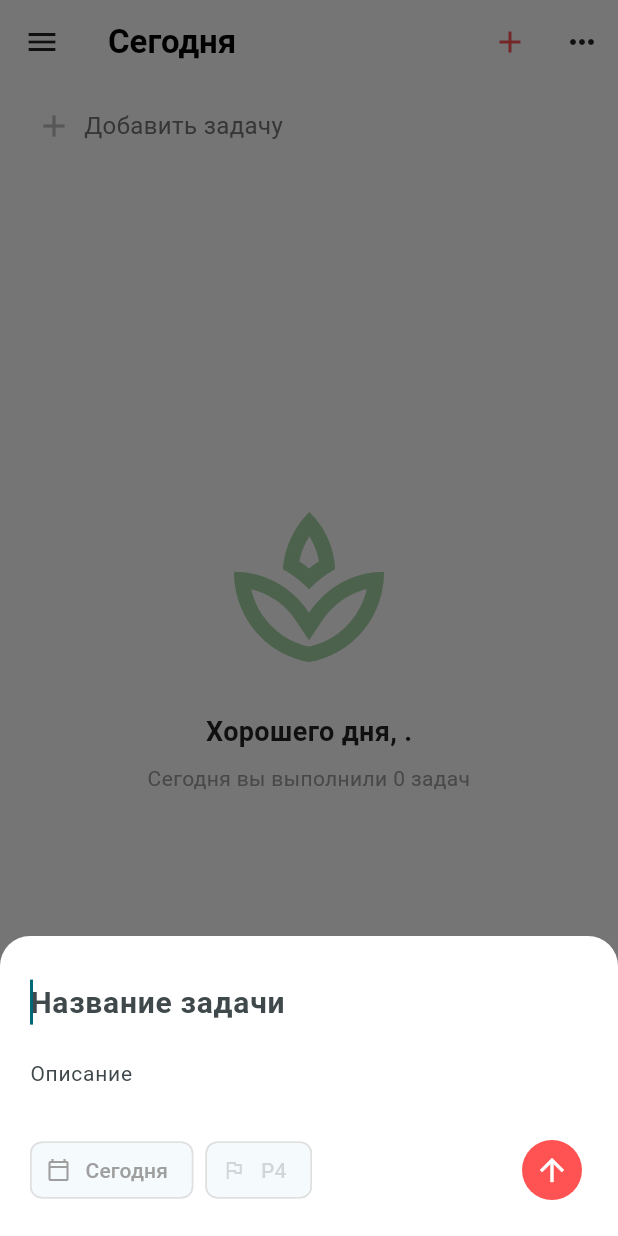
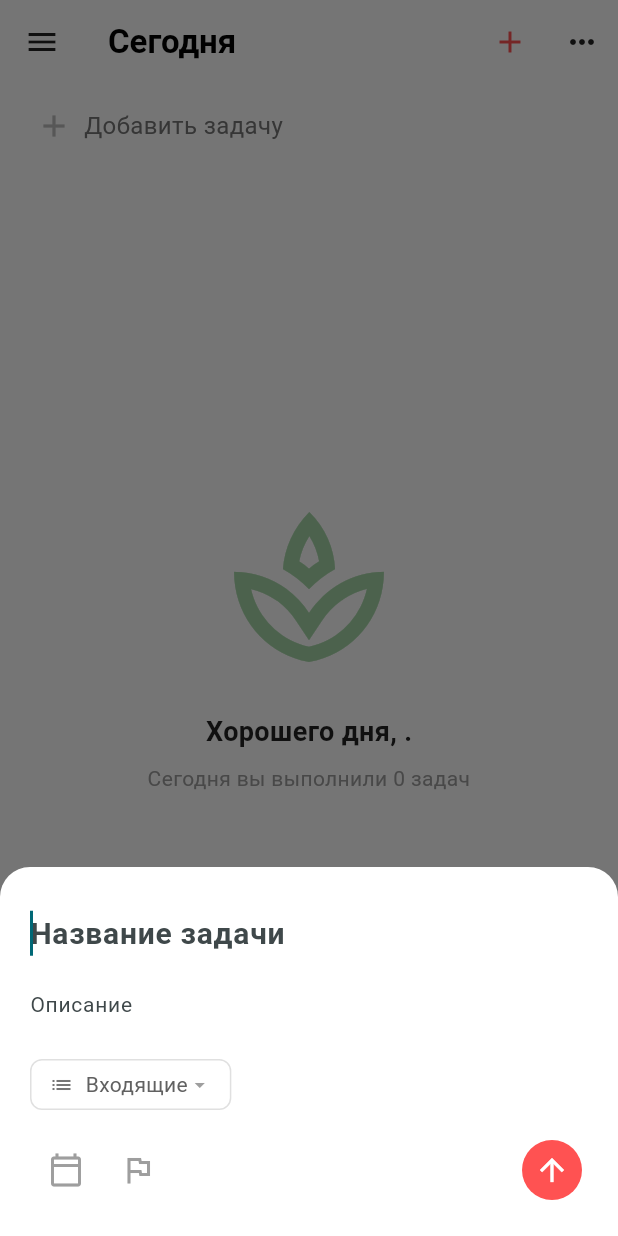
Before and after one commit to AlexFIDA/azurite, a Flutter app: the TodoScreen screen opened directly, in the side drawer, after a tap on "Добавить задачу", on a phone screen of 412 x 824 dp. Run offline on Flutter 3.47's test engine with Material 3 defaults, Android fonts, the phone set to English and light mode, and no system bars; our stand-ins replace cloud_firestore, firebase_auth, firebase_core, flutter_riverpod; accounts and stored records are empty.

Commit message:
add project selection

```diff
--- a/lib/features/todo/UI/widgets/add_task_bottom_sheet.dart
+++ b/lib/features/todo/UI/widgets/add_task_bottom_sheet.dart
@@ -15,13 +15,19 @@ class _AddTaskBottomSheetState extends ConsumerState<AddTaskBottomSheet> {
   final _descController = TextEditingController();
   final _focusNode = FocusNode();
 
-  // НОВЫЕ ПЕРЕМЕННЫЕ СОСТОЯНИЯ
-  DateTime? _selectedDate;
-  int _selectedPriority = 4; // По умолчанию приоритет обычный (4)
+  // Состояние выбранного проекта (по умолчанию 'inbox')
+  String _selectedProjectId = 'inbox';
 
   @override
   void initState() {
     super.initState();
+    // Небольшой лайфхак: если пользователь уже находится внутри какого-то проекта,
+    // логично сразу предложить ему этот проект для новой задачи.
+    final currentFilter = ref.read(selectedProjectFilterProvider);
+    if (currentFilter != 'today' && currentFilter != 'inbox') {
+      _selectedProjectId = currentFilter;
+    }
+
     Future.delayed(const Duration(milliseconds: 100), () {
       if (mounted) _focusNode.requestFocus();
     });
@@ -35,53 +41,16 @@ class _AddTaskBottomSheetState extends ConsumerState<AddTaskBottomSheet> {
     super.dispose();
   }
 
-  // НОВЫЙ МЕТОД: Выбор даты
-  Future<void> _selectDate(BuildContext context) async {
-    final picked = await showDatePicker(
-      context: context,
-      initialDate: _selectedDate ?? DateTime.now(),
-      firstDate: DateTime.now(),
-      lastDate: DateTime(2100),
-      builder: (context, child) {
-        return Theme(
-          data: Theme.of(context).copyWith(
-            colorScheme: const ColorScheme.light(
-              primary: Colors.redAccent, // Цвет в стиле Todoist
-              onPrimary: Colors.white,
-              onSurface: Colors.black,
-            ),
-          ),
-          child: child!,
-        );
-      },
-    );
-    if (picked != null) {
-      setState(() => _selectedDate = picked);
-    }
-  }
-
-  // Вспомогательный метод для определения цвета флажка
-  Color _getPriorityColor(int priority) {
-    switch (priority) {
-      case 1: return Colors.red;
-      case 2: return Colors.orange;
-      case 3: return Colors.blue;
-      default: return Colors.grey;
-    }
-  }
-
   void _submitTask() {
     final title = _titleController.text.trim();
     if (title.isEmpty) return;
 
-    // НОВОЕ: Передаем дату и приоритет в модель
     final newTask = TaskModel(
       id: '',
       title: title,
       description: _descController.text.trim(),
       createdAt: DateTime.now(),
-      dueDate: _selectedDate,
-      priority: _selectedPriority,
+      projectId: _selectedProjectId, // Используем выбранный ID
     );
 
     ref.read(todoRepositoryProvider).addTask(newTask);
@@ -90,6 +59,9 @@ class _AddTaskBottomSheetState extends ConsumerState<AddTaskBottomSheet> {
 
   @override
   Widget build(BuildContext context) {
+    // Получаем список проектов для выпадающего списка
+    final projectsAsync = ref.watch(projectsStreamProvider);
+
     return Padding(
       padding: EdgeInsets.only(
         left: 20,
@@ -118,56 +90,31 @@ class _AddTaskBottomSheetState extends ConsumerState<AddTaskBottomSheet> {
               border: InputBorder.none,
             ),
           ),
+          const SizedBox(height: 12),
+
+          // СЕЛЕКТОР ПРОЕКТА
+          projectsAsync.when(
+            data: (projects) => _buildProjectPicker(projects),
+            loading: () => const LinearProgressIndicator(),
+            error: (_, __) => const Text('Ошибка загрузки проектов'),
+          ),
+
           const SizedBox(height: 16),
           Row(
             mainAxisAlignment: MainAxisAlignment.spaceBetween,
             children: [
               Row(
                 children: [
-                  // КНОПКА ДАТЫ
-                  ActionChip(
-                    avatar: Icon(Icons.calendar_today_outlined, size: 16, color: _selectedDate != null ? Colors.green : Colors.grey),
-                    label: Text(
-                      _selectedDate != null
-                          // Форматируем дату вручную (дд.мм)
-                          ? '${_selectedDate!.day.toString().padLeft(2, '0')}.${_selectedDate!.month.toString().padLeft(2, '0')}'
-                          : 'Сегодня',
-                      style: TextStyle(color: _selectedDate != null ? Colors.green : Colors.grey),
-                    ),
-                    backgroundColor: Colors.transparent,
-                    side: BorderSide(color: Colors.grey.shade300),
-                    onPressed: () => _selectDate(context),
+                  IconButton(
+                    onPressed: () {},
+                    icon: const Icon(Icons.calendar_today_outlined, color: Colors.grey),
                   ),
-                  const SizedBox(width: 8),
-
-                  // КНОПКА ПРИОРИТЕТА (Вызов всплывающего меню)
-                  PopupMenuButton<int>(
-                    initialValue: _selectedPriority,
-                    onSelected: (value) => setState(() => _selectedPriority = value),
-                    itemBuilder: (context) => [
-                      const PopupMenuItem(value: 1, child: Row(children: [Icon(Icons.flag, color: Colors.red), SizedBox(width: 8), Text('Приоритет 1')])),
-                      const PopupMenuItem(value: 2, child: Row(children: [Icon(Icons.flag, color: Colors.orange), SizedBox(width: 8), Text('Приоритет 2')])),
-                      const PopupMenuItem(value: 3, child: Row(children: [Icon(Icons.flag, color: Colors.blue), SizedBox(width: 8), Text('Приоритет 3')])),
-                      const PopupMenuItem(value: 4, child: Row(children: [Icon(Icons.flag_outlined, color: Colors.grey), SizedBox(width: 8), Text('Приоритет 4')])),
-                    ],
-                    child: ActionChip(
-                      avatar: Icon(
-                        _selectedPriority == 4 ? Icons.flag_outlined : Icons.flag,
-                        size: 16,
-                        color: _getPriorityColor(_selectedPriority)
-                      ),
-                      label: Text(
-                        'P$_selectedPriority',
-                        style: TextStyle(color: _getPriorityColor(_selectedPriority)),
-                      ),
-                      backgroundColor: Colors.transparent,
-                      side: BorderSide(color: Colors.grey.shade300),
-                      onPressed: null, // Нажатие обрабатывает PopupMenuButton
-                    ),
+                  IconButton(
+                    onPressed: () {},
+                    icon: const Icon(Icons.flag_outlined, color: Colors.grey),
                   ),
                 ],
               ),
-              // КНОПКА ОТПРАВКИ
               IconButton.filled(
                 onPressed: _submitTask,
                 style: IconButton.styleFrom(backgroundColor: Colors.redAccent),
@@ -179,4 +126,42 @@ class _AddTaskBottomSheetState extends ConsumerState<AddTaskBottomSheet> {
       ),
     );
   }
+
+  // Виджет выбора проекта (PopupMenuButton — это лаконично и удобно)
+  Widget _buildProjectPicker(List projects) {
+    // Находим имя текущего выбранного проекта для отображения на кнопке
+    String currentProjectName = 'Входящие';
+    if (_selectedProjectId != 'inbox') {
+      try {
+        currentProjectName = projects.firstWhere((p) => p.id == _selectedProjectId).name;
+      } catch (_) {}
+    }
+
+    return PopupMenuButton<String>(
+      onSelected: (id) => setState(() => _selectedProjectId = id),
+      itemBuilder: (context) => [
+        const PopupMenuItem(value: 'inbox', child: Text('📥 Входящие')),
+        ...projects.map((p) => PopupMenuItem(
+          value: p.id,
+          child: Text('# ${p.name}'),
+        )),
+      ],
+      child: Container(
+        padding: const EdgeInsets.symmetric(horizontal: 12, vertical: 6),
+        decoration: BoxDecoration(
+          border: Border.all(color: Colors.grey.shade300),
+          borderRadius: BorderRadius.circular(8),
+        ),
+        child: Row(
+          mainAxisSize: MainAxisSize.min,
+          children: [
+            Icon(Icons.list, size: 16, color: Colors.grey.shade600),
+            const SizedBox(width: 8),
+            Text(currentProjectName, style: TextStyle(color: Colors.grey.shade700)),
+            const Icon(Icons.arrow_drop_down, size: 16, color: Colors.grey),
+          ],
+        ),
+      ),
+    );
+  }
 }
--- a/lib/features/todo/UI/widgets/todo_drawer.dart
+++ b/lib/features/todo/UI/widgets/todo_drawer.dart
@@ -1,97 +1,164 @@
 import 'package:flutter/material.dart';
 import 'package:flutter_riverpod/flutter_riverpod.dart';
 import '../../../../core/auth/authorization.dart';
+import '../../data/todo_repository.dart';
 
 class TodoDrawer extends ConsumerWidget {
   final VoidCallback onAddTask;
+
   const TodoDrawer({super.key, required this.onAddTask});
+
+  // Метод для вызова окна создания проекта
+  void _showAddProjectDialog(BuildContext context, WidgetRef ref) {
+    final nameController = TextEditingController();
+
+    showDialog(
+      context: context,
+      builder: (context) => AlertDialog(
+        title: const Text('Новый проект'),
+        content: TextField(
+          controller: nameController,
+          autofocus: true,
+          decoration: const InputDecoration(hintText: 'Название проекта'),
+        ),
+        actions: [
+          TextButton(
+            onPressed: () => Navigator.pop(context),
+            child: const Text('Отмена'),
+          ),
+          ElevatedButton(
+            onPressed: () {
+              final text = nameController.text.trim();
+              if (text.isNotEmpty) {
+                // Создаем проект (пока используем серый цвет по умолчанию)
+                ref.read(todoRepositoryProvider).addProject(text, 0xFF9E9E9E);
+                Navigator.pop(context);
+              }
+            },
+            child: const Text('Добавить'),
+          ),
+        ],
+      ),
+    );
+  }
 
   @override
   Widget build(BuildContext context, WidgetRef ref) {
-    // Получаем текущего пользователя из провайдера авторизации.
-    // .value дает нам данные напрямую (без обработки состояний loading/error),
-    // так как мы точно знаем, что пользователь авторизован, если он видит этот экран.
     final user = ref.watch(authStateProvider).value;
-    // Безопасно извлекаем имя. Если его нет — пишем дефолтное.
     final userName = user?.displayName ?? 'Пользователь';
-    // Берем первую букву имени для аватарки
     final initial = userName.isNotEmpty ? userName[0].toUpperCase() : '?';
+
+    // 1. Получаем текущий выбранный фильтр (где мы сейчас находимся?)
+    final currentFilter = ref.watch(selectedProjectFilterProvider);
+    // 2. Слушаем поток проектов из Firebase
+    final projectsAsync = ref.watch(projectsStreamProvider);
 
     return Drawer(
       backgroundColor: Colors.white,
       child: SafeArea(
         child: Column(
           children: [
+            // Шапка профиля
             ListTile(
               leading: CircleAvatar(
                 backgroundColor: Colors.pink.shade400,
                 radius: 16,
                 child: Text(
-                  initial, // Динамическая буква для аватарки
+                  initial,
                   style: const TextStyle(color: Colors.white, fontSize: 14, fontWeight: FontWeight.bold),
                 ),
               ),
-              //Динамическое имя пользователя, получаемое из провайдера авторизации
               title: Text(userName, style: const TextStyle(fontWeight: FontWeight.bold)),
-              trailing: Row(
-                mainAxisSize: MainAxisSize.min,
-                children: [
-                  IconButton(icon: const Icon(Icons.notifications_none, size: 20), onPressed: () {}),
-                  IconButton(icon: const Icon(Icons.settings_outlined, size: 20), onPressed: () {}),
-                ],
-              ),
             ),
             const Divider(height: 1),
 
-            // Кнопка добавления задачи (как в десктопе, вынесена наверх)
+            // Кнопка добавления задачи
             ListTile(
               leading: const Icon(Icons.add_circle, color: Colors.redAccent),
               title: const Text('Добавить задачу', style: TextStyle(color: Colors.redAccent, fontWeight: FontWeight.w500)),
               onTap: () {
-                Navigator.pop(context); // Сначала закрываем сам Drawer
-                onAddTask();            // Затем вызываем функцию открытия панели, которую нам передали!
+                Navigator.pop(context);
+                onAddTask();
               },
             ),
 
-            // Меню навигации
+            // Основные списки
             ListTile(
-              leading: const Icon(Icons.search, color: Colors.black54),
-              title: const Text('Поиск'),
-              onTap: () {},
+              leading: Icon(Icons.inbox, color: currentFilter == 'inbox' ? Colors.blue : Colors.blue.shade200),
+              title: const Text('Входящие'),
+              selected: currentFilter == 'inbox',
+              selectedTileColor: Colors.grey.shade100,
+              onTap: () {
+                // Меняем глобальное состояние на 'inbox'
+                ref.read(selectedProjectFilterProvider.notifier).state = 'inbox';
+                Navigator.pop(context);
+              },
             ),
             ListTile(
-              leading: const Icon(Icons.inbox, color: Colors.blue),
-              title: const Text('Входящие'),
-              onTap: () {},
-            ),
-            ListTile(
-              leading: const Icon(Icons.calendar_today, color: Colors.green),
-              title: const Text('Сегодня', style: TextStyle(fontWeight: FontWeight.bold)),
-              selected: true, // Подсвечиваем активный пункт
+              leading: Icon(Icons.calendar_today, color: currentFilter == 'today' ? Colors.green : Colors.green.shade200),
+              title: const Text('Сегодня'),
+              selected: currentFilter == 'today',
               selectedTileColor: Colors.grey.shade100,
-              onTap: () {},
-            ),
-            ListTile(
-              leading: const Icon(Icons.calendar_month, color: Colors.purple),
-              title: const Text('Предстоящее'),
-              onTap: () {},
+              onTap: () {
+                // Меняем глобальное состояние на 'today'
+                ref.read(selectedProjectFilterProvider.notifier).state = 'today';
+                Navigator.pop(context);
+              },
             ),
 
             const Divider(),
 
-            // Секция проектов
-            const Padding(
-              padding: EdgeInsets.symmetric(horizontal: 16.0, vertical: 8.0),
-              child: Align(
-                alignment: Alignment.centerLeft,
-                child: Text('Мои проекты', style: TextStyle(fontWeight: FontWeight.bold, color: Colors.black54)),
+            // Заголовок секции проектов с кнопкой "+"
+            Padding(
+              padding: const EdgeInsets.symmetric(horizontal: 16.0, vertical: 8.0),
+              child: Row(
+                mainAxisAlignment: MainAxisAlignment.spaceBetween,
+                children: [
+                  const Text('Мои проекты', style: TextStyle(fontWeight: FontWeight.bold, color: Colors.black54)),
+                  IconButton(
+                    icon: const Icon(Icons.add, size: 20, color: Colors.grey),
+                    onPressed: () => _showAddProjectDialog(context, ref),
+                    padding: EdgeInsets.zero,
+                    constraints: const BoxConstraints(),
+                  ),
+                ],
               ),
             ),
-            ListTile(
-              leading: const Text('#', style: TextStyle(fontSize: 20, color: Colors.grey)),
-              title: const Text('Общее'),
-              trailing: const Text('12', style: TextStyle(color: Colors.grey)),
-              onTap: () {},
+
+            // Динамический список проектов
+            Expanded(
+              child: projectsAsync.when(
+                loading: () => const Center(child: CircularProgressIndicator()),
+                error: (e, st) => Center(child: Text('Ошибка: $e')),
+                data: (projects) {
+                  if (projects.isEmpty) {
+                    return const Padding(
+                      padding: EdgeInsets.all(16.0),
+                      child: Text('Нет проектов', style: TextStyle(color: Colors.grey)),
+                    );
+                  }
+
+                  return ListView.builder(
+                    itemCount: projects.length,
+                    itemBuilder: (context, index) {
+                      final project = projects[index];
+                      final isSelected = currentFilter == project.id;
+
+                      return ListTile(
+                        leading: Text('#', style: TextStyle(fontSize: 20, color: Color(project.colorValue))),
+                        title: Text(project.name),
+                        selected: isSelected,
+                        selectedTileColor: Colors.grey.shade100,
+                        onTap: () {
+                          // При нажатии на проект, меняем фильтр на его ID
+                          ref.read(selectedProjectFilterProvider.notifier).state = project.id;
+                          Navigator.pop(context);
+                        },
+                      );
+                    },
+                  );
+                },
+              ),
             ),
           ],
         ),
--- a/lib/features/todo/data/todo_repository.dart
+++ b/lib/features/todo/data/todo_repository.dart
@@ -1,50 +1,75 @@
 import 'package:cloud_firestore/cloud_firestore.dart';
 import 'package:flutter_riverpod/flutter_riverpod.dart';
 import '../domain/task_model.dart';
+import '../domain/project_model.dart'; // Обязательный импорт модели проекта
 import '../../../core/auth/authorization.dart';
 
-// Провайдер для доступа к репозиторию задач
+// ==========================================
+// ПРОВАЙДЕРЫ (Должны быть ВНЕ класса)
+// ==========================================
+
+// Глобальное состояние: какой проект/фильтр сейчас выбран
+final selectedProjectFilterProvider = StateProvider<String>((ref) {
+  return 'today';
+});
+
+// Доступ к самому репозиторию
 final todoRepositoryProvider = Provider<TodoRepository>((ref) {
   return TodoRepository(ref);
 });
 
-// Провайдер-поток, который будет в реальном времени отдавать список задач UI
-// autoDispose значит, что когда мы уходим с экрана задач, поток закрывается, экономя память.
+// Поток задач
 final tasksStreamProvider = StreamProvider.autoDispose<List<TaskModel>>((ref) {
   return ref.watch(todoRepositoryProvider).watchTasks();
 });
+
+// Поток проектов
+final projectsStreamProvider = StreamProvider.autoDispose<List<ProjectModel>>((ref) {
+  return ref.watch(todoRepositoryProvider).watchProjects();
+});
+
+
+// ==========================================
+// КЛАСС РЕПОЗИТОРИЯ
+// ==========================================
 
 class TodoRepository {
   final Ref _ref;
   TodoRepository(this._ref);
 
-  // Приватный геттер для доступа к коллекции задач.
-  // Архитектурно ВАЖНО: мы привязываем задачи к ID конкретного пользователя.
-  // Никто другой не увидит твои задачи в базе.
-  CollectionReference get _db {
+  // --- БАЗЫ ДАННЫХ ---
+
+  CollectionReference get _tasksDb {
     final user = _ref.read(firebaseAuthProvider).currentUser;
     if (user == null) throw Exception('Пользователь не авторизован');
-
     return FirebaseFirestore.instance
         .collection('users')
         .doc(user.uid)
         .collection('tasks');
   }
 
+  CollectionReference get _projectsDb {
+    final user = _ref.read(firebaseAuthProvider).currentUser;
+    if (user == null) throw Exception('Пользователь не авторизован');
+    return FirebaseFirestore.instance
+        .collection('users')
+        .doc(user.uid)
+        .collection('projects');
+  }
+
+  // --- МЕТОДЫ ДЛЯ ЗАДАЧ ---
+
   Stream<List<TaskModel>> watchTasks() {
-  return _db
-      .snapshots()
-      .map((snapshot) {
+    return _tasksDb.snapshots().map((snapshot) {
       final tasks = snapshot.docs
           .map((doc) => TaskModel.fromMap(doc.data() as Map<String, dynamic>, doc.id))
           .toList();
 
+      // Сортируем: сначала важные, потом по дате
       tasks.sort((a, b) {
-          // Сначала по приоритету (1 < 4, поэтому a сравниваем с b)
         int res = a.priority.compareTo(b.priority);
         if (res != 0) return res;
 
-          // Если приоритет одинаковый — по дате (те, что раньше — выше)
         if (a.dueDate != null && b.dueDate != null) {
           return a.dueDate!.compareTo(b.dueDate!);
         }
@@ -55,22 +80,40 @@ class TodoRepository {
     });
   }
 
-  // СОЗДАНИЕ: Отправляем новую задачу в Firebase
   Future<void> addTask(TaskModel task) async {
-    await _db.add(task.toMap());
-  }
-
-  // ОБНОВЛЕНИЕ: Меняем статус (Выполнена/Не выполнена)
-  Future<void> toggleTaskStatus(String taskId, bool isDone) async {
-    await _db.doc(taskId).update({'isDone': isDone});
-  }
-
-  // УДАЛЕНИЕ: Удаляем задачу из базы по ID
-  Future<void> deleteTask(String taskId) async {
-    await _db.doc(taskId).delete();
+    await _tasksDb.add(task.toMap());
   }
 
   Future<void> updateTask(TaskModel task) async {
-  await _db.doc(task.id).update(task.toMap());
+    await _tasksDb.doc(task.id).update(task.toMap());
+  }
+
+  Future<void> toggleTaskStatus(String taskId, bool isDone) async {
+    await _tasksDb.doc(taskId).update({'isDone': isDone});
+  }
+
+  Future<void> deleteTask(String taskId) async {
+    await _tasksDb.doc(taskId).delete();
+  }
+
+  // --- МЕТОДЫ ДЛЯ ПРОЕКТОВ ---
+
+  Stream<List<ProjectModel>> watchProjects() {
+    return _projectsDb
+        .orderBy('createdAt')
+        .snapshots()
+        .map((snapshot) => snapshot.docs
+            .map((doc) => ProjectModel.fromMap(doc.data() as Map<String, dynamic>, doc.id))
+            .toList());
+  }
+
+  Future<void> addProject(String name, int colorValue) async {
+    final newProject = ProjectModel(
+      id: '',
+      name: name,
+      colorValue: colorValue,
+      createdAt: DateTime.now(),
+    );
+    await _projectsDb.add(newProject.toMap());
   }
 }
--- a/lib/features/todo/domain/task_model.dart
+++ b/lib/features/todo/domain/task_model.dart
@@ -6,8 +6,9 @@ class TaskModel {
   final String description;
   final bool isDone;
   final DateTime createdAt;
-  final DateTime? dueDate;  // НОВОЕ: Дата завершения
+  final DateTime? dueDate;
   final int priority;
+  final String projectId; // Связь с проектом
 
   TaskModel({
     required this.id,
@@ -16,7 +17,8 @@ class TaskModel {
     this.isDone = false,
     required this.createdAt,
     this.dueDate,
-    this.priority = 4,
+    this.priority = 4,        // По умолчанию приоритет самый низкий (4)
+    this.projectId = 'inbox', // По умолчанию кидаем в "Входящие"
   });
 
   factory TaskModel.fromMap(Map<String, dynamic> map, String documentId) {
@@ -26,10 +28,9 @@ class TaskModel {
       description: map['description'] ?? '',
       isDone: map['isDone'] ?? false,
       createdAt: (map['createdAt'] as Timestamp).toDate(),
-      dueDate: map['deadline'] != null
-          ? (map['deadline'] as Timestamp).toDate()
-          : null,
+      dueDate: map['dueDate'] != null ? (map['dueDate'] as Timestamp).toDate() : null,
       priority: map['priority'] ?? 4,
+      projectId: map['projectId'] ?? 'inbox',
     );
   }
 
@@ -39,8 +40,9 @@ class TaskModel {
       'description': description,
       'isDone': isDone,
       'createdAt': Timestamp.fromDate(createdAt),
-      'deadline': dueDate != null ? Timestamp.fromDate(dueDate!) : null,
+      'dueDate': dueDate != null ? Timestamp.fromDate(dueDate!) : null,
       'priority': priority,
+      'projectId': projectId,
     };
   }
 
@@ -50,15 +52,17 @@ class TaskModel {
     bool? isDone,
     DateTime? dueDate,
     int? priority,
+    String? projectId,
   }) {
     return TaskModel(
       id: id,
-      createdAt: createdAt,
+      createdAt: createdAt, // Эти поля не меняются, передаем старые
       title: title ?? this.title,
       description: description ?? this.description,
       isDone: isDone ?? this.isDone,
       dueDate: dueDate ?? this.dueDate,
       priority: priority ?? this.priority,
+      projectId: projectId ?? this.projectId,
     );
   }
 }
```
Also changed, not shown: lib/features/todo/domain/project_model.dart (added, +32 -0 lines). Lines whose indentation alone changed are shown as unchanged.
